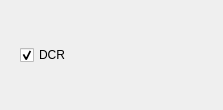
First picture: the form in src/qtgui/demod_options.ui, repository gqrx-sdr/gqrx, before the edit.
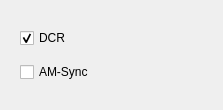
Second picture: the form after the edit. The open tabs and pages were chosen to show the change. Icons and pictures are not drawn.

Commit message: AM-Sync implemented as AM demod option

The edit to the form file:
```diff
--- a/src/qtgui/demod_options.ui
+++ b/src/qtgui/demod_options.ui
@@ -224,6 +224,19 @@
          </property>
         </widget>
        </item>
+       <item>
+        <widget class="QCheckBox" name="syncCheckBox">
+         <property name="toolTip">
+          <string>Enable/disable AM-Sync.</string>
+         </property>
+         <property name="text">
+          <string>AM-Sync</string>
+         </property>
+         <property name="checked">
+          <bool>false</bool>
+         </property>
+        </widget>
+       </item>
       </layout>
      </widget>
      <widget class="QWidget" name="page">
```
The commit also changes 14 other files.
